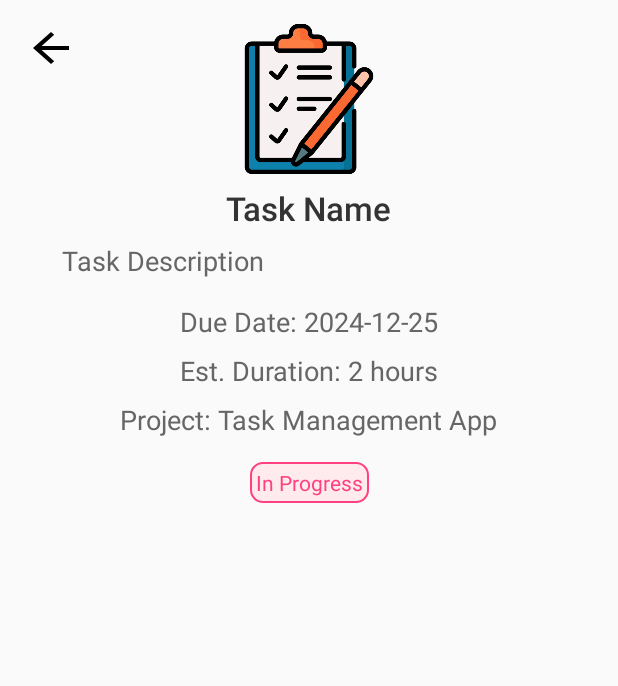
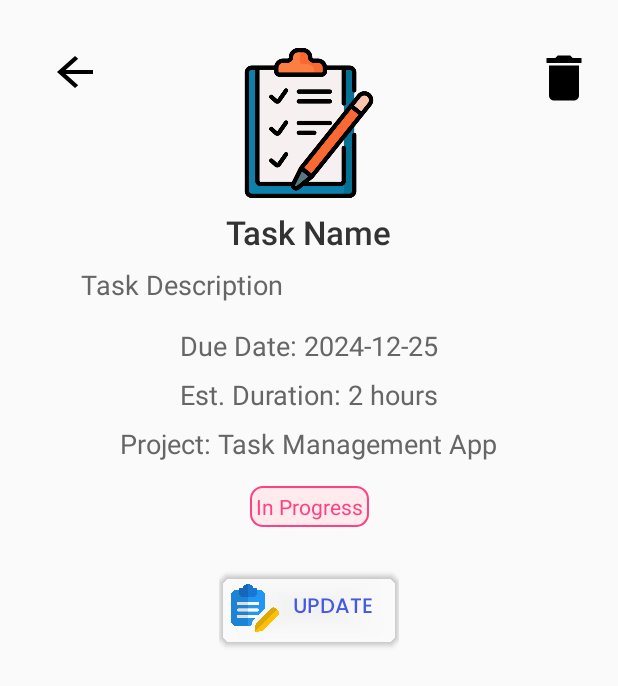
Before and after one commit to xwnsnowy/android-studio-java-task-management, an Android app: the TaskDetailActivity screen opened directly, with no data from a screen before it, on a phone screen of 412 x 824 dp. Shown: the top 686 px of the screen. Run offline under Robolectric (Android 15) with nearby library versions, the phone set to English and light mode, and no system bars.

Commit message:
feat: Add function delete task in task detail

```diff
--- a/app/src/main/java/com/example/taskmanagement/activities/MyTasksFragment.java
+++ b/app/src/main/java/com/example/taskmanagement/activities/MyTasksFragment.java
@@ -28,6 +28,10 @@ public class MyTasksFragment extends Fragment {
     private TaskAdapter taskAdapter;
     private DatabaseHelper dbHelper;
 
+    public static MyTasksFragment newInstance() {
+        return new MyTasksFragment();
+    }
+
     @Override
     public View onCreateView(LayoutInflater inflater, ViewGroup container,
                              Bundle savedInstanceState) {
--- a/app/src/main/java/com/example/taskmanagement/sql/DatabaseHelper.java
+++ b/app/src/main/java/com/example/taskmanagement/sql/DatabaseHelper.java
@@ -210,6 +210,12 @@ public class DatabaseHelper extends SQLiteOpenHelper {
         return null;
     }
 
+    public void deleteTask(int taskId) {
+        SQLiteDatabase db = this.getWritableDatabase();
+        db.delete(TABLE_TASK, COLUMN_TASK_ID + " = ?", new String[]{String.valueOf(taskId)});
+        db.close();
+    }
+
     public boolean isLoginValid(String username, String password) {
         String[] columns = { COLUMN_USER_USERNAME };
         SQLiteDatabase db = this.getReadableDatabase();
--- /dev/null
+++ b/app/src/main/res/drawable/baseline_delete_24.xml
@@ -0,0 +1,5 @@
+<vector xmlns:android="http://schemas.android.com/apk/res/android" android:height="24dp" android:tint="#000000" android:viewportHeight="24" android:viewportWidth="24" android:width="24dp">
+
+    <path android:fillColor="@android:color/white" android:pathData="M6,19c0,1.1 0.9,2 2,2h8c1.1,0 2,-0.9 2,-2V7H6v12zM19,4h-3.5l-1,-1h-5l-1,1H5v2h14V4z"/>
+
+</vector>
--- /dev/null
+++ b/app/src/main/res/drawable/ic_edit_task_resized.xml
@@ -0,0 +1,3 @@
+<layer-list xmlns:android="http://schemas.android.com/apk/res/android">
+    <item android:drawable="@drawable/ic_edit_task" android:width="32dp" android:height="32dp"/>
+</layer-list>
--- a/app/src/main/res/layout/activity_task_detail.xml
+++ b/app/src/main/res/layout/activity_task_detail.xml
@@ -5,13 +5,14 @@
     android:id="@+id/main"
     android:layout_width="match_parent"
     android:layout_height="match_parent"
-    tools:context=".activities.TaskDetailActivity">
+    tools:context=".activities.TaskDetailActivity"
+    android:padding="16dp">
 
     <!-- Back Button -->
     <Button
         android:id="@+id/btn_back"
+        style="@style/ButtonBack"
         android:layout_marginStart="16dp"
-        style="@style/ButtonBack"
         app:layout_constraintStart_toStartOf="parent"
         app:layout_constraintTop_toTopOf="parent" />
 
@@ -25,6 +26,15 @@
         app:layout_constraintEnd_toEndOf="parent"
         android:layout_marginTop="16dp"
         app:srcCompat="@drawable/task_icon" />
+
+    <ImageView
+        android:id="@+id/btn_delete"
+        android:layout_width="40dp"
+        android:layout_height="40dp"
+        app:layout_constraintEnd_toEndOf="parent"
+        app:layout_constraintTop_toTopOf="parent"
+        android:layout_marginTop="16dp"
+        app:srcCompat="@drawable/baseline_delete_24"/>
 
     <!-- Task Name -->
     <TextView
@@ -106,4 +116,27 @@
         app:layout_constraintTop_toBottomOf="@id/task_project"
         app:layout_constraintStart_toStartOf="parent"
         app:layout_constraintEnd_toEndOf="parent" />
+
+    <!-- Buttons container -->
+    <LinearLayout
+        android:layout_width="wrap_content"
+        android:layout_height="wrap_content"
+        android:orientation="horizontal"
+        android:layout_gravity="center_horizontal"
+        android:layout_marginTop="24dp"
+        app:layout_constraintTop_toBottomOf="@id/task_state"
+        app:layout_constraintStart_toStartOf="parent"
+        app:layout_constraintEnd_toEndOf="parent">
+
+        <Button
+            android:id="@+id/btn_update"
+            android:layout_width="120dp"
+            style="@style/ButtonStyle"
+            android:fontFamily="@font/poppins_medium"
+            android:backgroundTint="@android:color/transparent"
+            android:text="Update"
+            android:drawableStart="@drawable/ic_edit_task_resized"
+            android:padding="8dp"
+/>
+    </LinearLayout>
 </androidx.constraintlayout.widget.ConstraintLayout>
--- a/app/src/main/res/values/styles.xml
+++ b/app/src/main/res/values/styles.xml
@@ -21,6 +21,16 @@
     </style>
 
     <style name="ButtonStyle" >
+        <item name="android:layout_width">wrap_content</item>
+        <item name="android:layout_height">wrap_content</item>
+        <item name="android:fontFamily">@font/poppins_medium</item>
+        <item name="android:textColor">@color/primaryBackgroundColor</item>
+        <item name="android:layout_marginTop">6dp</item>
+        <item name="android:layout_marginBottom">6dp</item>
+        <item name="android:background">@drawable/custom_button_background</item>
+    </style>
+
+    <style name="ButtonDelete" >
         <item name="android:layout_width">wrap_content</item>
         <item name="android:layout_height">wrap_content</item>
         <item name="android:fontFamily">@font/poppins_medium</item>
```
Also changed, not shown: app/src/main/java/com/example/taskmanagement/activities/TaskDetailActivity.java (+32 -1 lines), app/src/main/res/drawable/ic_edit_task.png (added).
